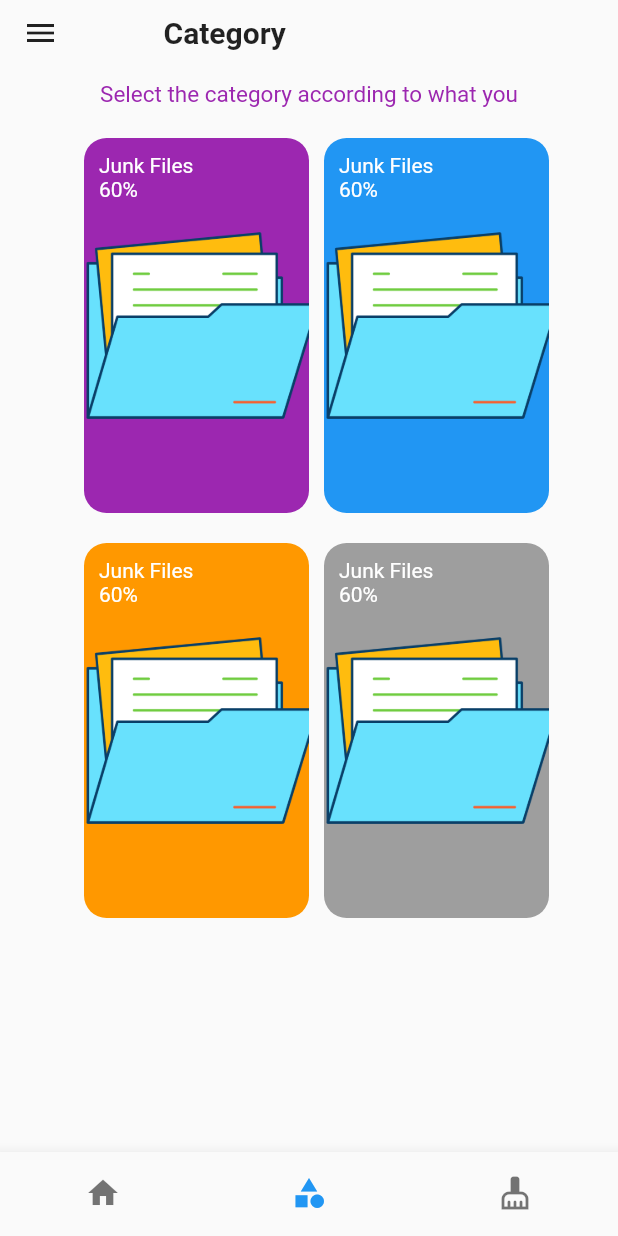
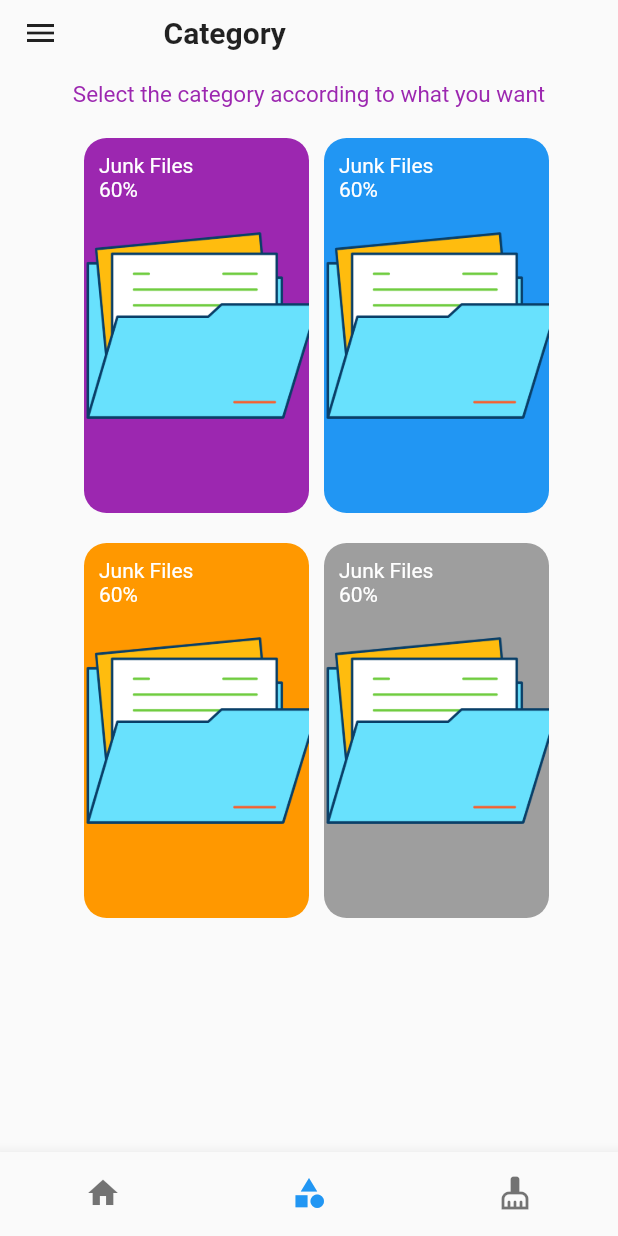
Before and after one commit to debayanpratihar/first-antivirus-app, a Flutter app: the screen it shows after launch, item 2 of the bottom bar chosen, on a phone screen of 412 x 824 dp. Run offline on Flutter 3.47's test engine with Material 2 defaults, Android fonts, the light colour scheme and no system bars.

Commit message:
add want

```diff
--- a/lib/features/home/screens/category_screen.dart
+++ b/lib/features/home/screens/category_screen.dart
@@ -24,7 +24,7 @@ class CategoryScreen extends StatelessWidget {
               ),
               SizedBox(height: 20),
               Text(
-                'Select the category according to what you',
+                'Select the category according to what you want',
                 style: TextStyle(
                   fontSize: 15,
                   color: Colors.purple,
```
